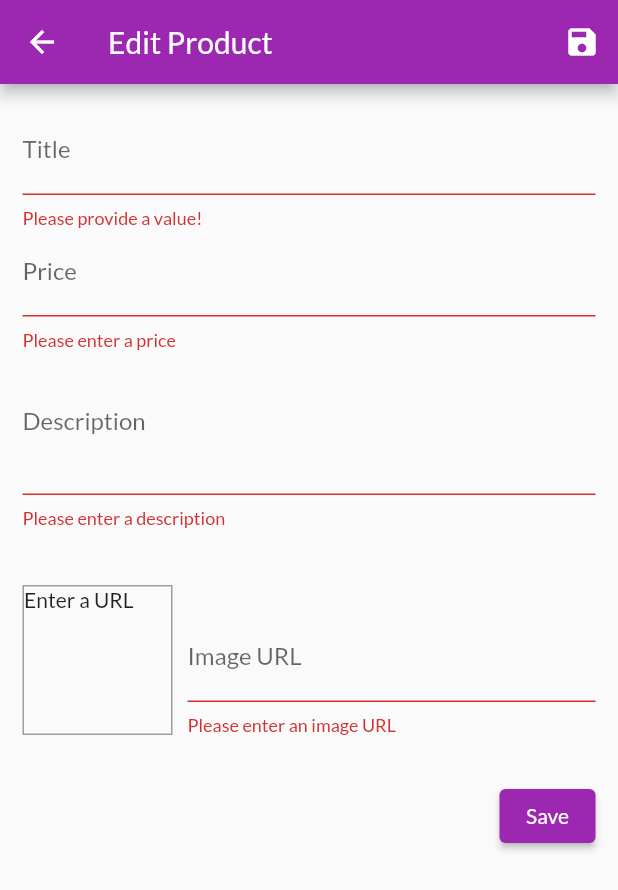
After one commit to TilakMaddy/my_shop, a Flutter app: the EditProductsScreen screen opened by its route, after a tap on "Save", on a phone screen of 412 x 824 dp. The commit adds this screen. Shown: the top 890 px of the screen. Run offline on Flutter 3.47's test engine with Material 2 defaults, Android fonts, the phone set to English and light mode, and no system bars; network calls fail.

Commit message:
add products page

```diff
--- a/lib/main.dart
+++ b/lib/main.dart
@@ -1,5 +1,7 @@
 import 'package:flutter/material.dart';
+import 'package:my_shop/screens/edit_product_screen.dart';
 import 'package:my_shop/screens/orders_screen.dart';
+import 'package:my_shop/screens/user_products_screen.dart';
 
 import 'package:provider/provider.dart';
 
@@ -41,6 +43,8 @@ class MyApp extends StatelessWidget {
           ProductDetailScreen.routeName: (ctx) => ProductDetailScreen(),
           CartScreen.routeName: (ctx) => CartScreen(),
           OrdersScreen.routeName: (ctx) => OrdersScreen(),
+          UserProductsScreen.routeName: (ctx) => UserProductsScreen(),
+          EditProductsScreen.routeName: (ctx) => EditProductsScreen(),
         },
       ),
     );
--- /dev/null
+++ b/lib/screens/edit_product_screen.dart
@@ -0,0 +1,211 @@
+import 'package:flutter/material.dart';
+import 'package:my_shop/models/Product.dart';
+
+class EditProductsScreen extends StatefulWidget {
+  EditProductsScreen({Key? key}) : super(key: key);
+
+  static const routeName = '/edit-products';
+
+  @override
+  _EditProductsScreenState createState() => _EditProductsScreenState();
+}
+
+class _EditProductsScreenState extends State<EditProductsScreen> {
+  final _imageUrlController = TextEditingController();
+  final _form = GlobalKey<FormState>();
+  var _editedProd = Product(
+    id: "",
+    title: '',
+    price: 0,
+    description: '',
+    imageUrl: '',
+  );
+
+  @override
+  void dispose() {
+    _imageUrlController.dispose();
+    super.dispose();
+  }
+
+  void _saveForm() {
+    final isValid = _form.currentState!.validate();
+    if (!isValid) {
+      return;
+    }
+    _form.currentState!.save();
+    print(_editedProd.description);
+    print(_editedProd.imageUrl);
+    print(_editedProd.price);
+    print(_editedProd.title);
+  }
+
+  @override
+  Widget build(BuildContext context) {
+    return Scaffold(
+      appBar: AppBar(
+        title: Text('Edit Product'),
+        actions: [
+          IconButton(
+            onPressed: () {
+              _saveForm();
+            },
+            icon: Icon(Icons.save),
+          )
+        ],
+      ),
+      body: Padding(
+        padding: const EdgeInsets.all(15),
+        child: Form(
+          key: _form,
+          child: ListView(
+            children: [
+              TextFormField(
+                decoration: InputDecoration(
+                  labelText: 'Title',
+                ),
+                textInputAction: TextInputAction.next,
+                validator: (value) {
+                  // return null; => input is correct
+                  // return 'U are illegal to this page' => input is correct
+                  if (value == null || value.isEmpty) {
+                    return 'Please provide a value!';
+                  }
+                  return null;
+                },
+                onSaved: (value) {
+                  _editedProd = Product(
+                    description: _editedProd.description,
+                    id: '',
+                    imageUrl: _editedProd.imageUrl,
+                    price: _editedProd.price,
+                    title: (value != null) ? value : '',
+                  );
+                },
+              ),
+              TextFormField(
+                decoration: InputDecoration(
+                  labelText: 'Price',
+                ),
+                textInputAction: TextInputAction.next,
+                keyboardType: TextInputType.numberWithOptions(decimal: true),
+                validator: (value) {
+                  if (value == null || value.isEmpty) {
+                    return 'Please enter a price';
+                  }
+                  if (double.tryParse(value) == null) {
+                    return 'Please enter a valid number';
+                  }
+                  if (double.parse(value) <= 0) {
+                    return 'Please enter a number greater than 0';
+                  }
+                  return null;
+                },
+                onSaved: (value) {
+                  _editedProd = Product(
+                    description: _editedProd.description,
+                    id: '',
+                    imageUrl: _editedProd.imageUrl,
+                    price: double.parse(value!),
+                    title: _editedProd.title,
+                  );
+                },
+              ),
+              TextFormField(
+                decoration: InputDecoration(
+                  labelText: 'Description',
+                ),
+                maxLines: 3,
+                keyboardType: TextInputType.multiline,
+                validator: (value) {
+                  if (value == null || value.isEmpty) {
+                    return 'Please enter a description';
+                  }
+                  return null;
+                },
+                onSaved: (value) {
+                  _editedProd = Product(
+                    description: (value != null) ? value : '',
+                    id: '',
+                    imageUrl: _editedProd.imageUrl,
+                    price: _editedProd.price,
+                    title: _editedProd.title,
+                  );
+                },
+              ),
+              SizedBox(
+                height: 30,
+              ),
+              Row(
+                crossAxisAlignment: CrossAxisAlignment.end,
+                children: [
+                  Container(
+                    width: 100,
+                    height: 100,
+                    margin: EdgeInsets.only(top: 8, right: 10),
+                    decoration: BoxDecoration(
+                      border: Border.all(
+                        width: 1,
+                        color: Colors.grey,
+                      ),
+                    ),
+                    child: _imageUrlController.text.isEmpty
+                        ? Text('Enter a URL')
+                        : FittedBox(
+                            child: Image.network(
+                              _imageUrlController.text,
+                              fit: BoxFit.cover,
+                            ),
+                          ),
+                  ),
+                  Expanded(
+                    child: TextFormField(
+                      decoration: InputDecoration(
+                        labelText: 'Image URL',
+                      ),
+                      keyboardType: TextInputType.url,
+                      textInputAction: TextInputAction.done,
+                      controller: _imageUrlController,
+                      onEditingComplete: () {
+                        setState(() {});
+                      },
+                      validator: (value) {
+                        if (value == null || value.isEmpty) {
+                          return 'Please enter an image URL';
+                        }
+                        if (!value.startsWith('http')) {
+                          return 'Please enter a valid URL';
+                        }
+                        return null;
+                      },
+                      onSaved: (value) {
+                        _editedProd = Product(
+                          description: _editedProd.description,
+                          id: '',
+                          imageUrl: (value != null) ? value : '',
+                          price: _editedProd.price,
+                          title: _editedProd.title,
+                        );
+                      },
+                    ),
+                  )
+                ],
+              ),
+              Container(
+                padding: EdgeInsets.only(top: 30),
+                child: Row(children: [
+                  Spacer(),
+                  ElevatedButton(
+                    onPressed: () {
+                      _saveForm();
+                    },
+                    child: Text('Save'),
+                  ),
+                ]),
+              )
+            ],
+          ),
+        ),
+      ),
+    );
+  }
+}
```
Also changed, not shown: lib/screens/user_products_screen.dart (added, +50 -0 lines), lib/widgets/app_drawer.dart (+9 -0 lines), lib/widgets/user_product.dart (added, +35 -0 lines).
